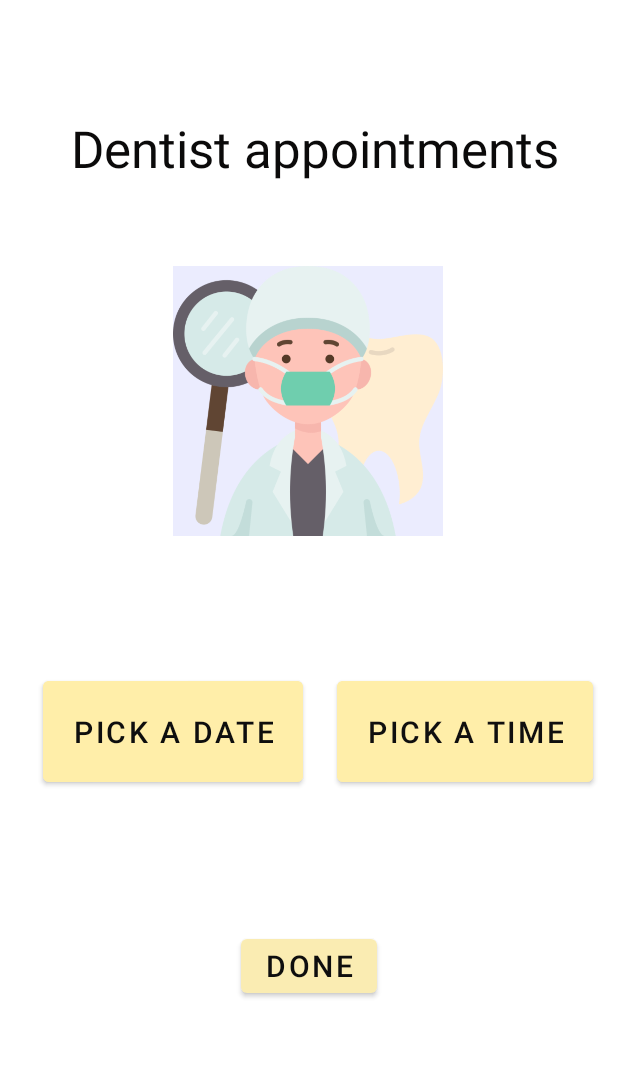
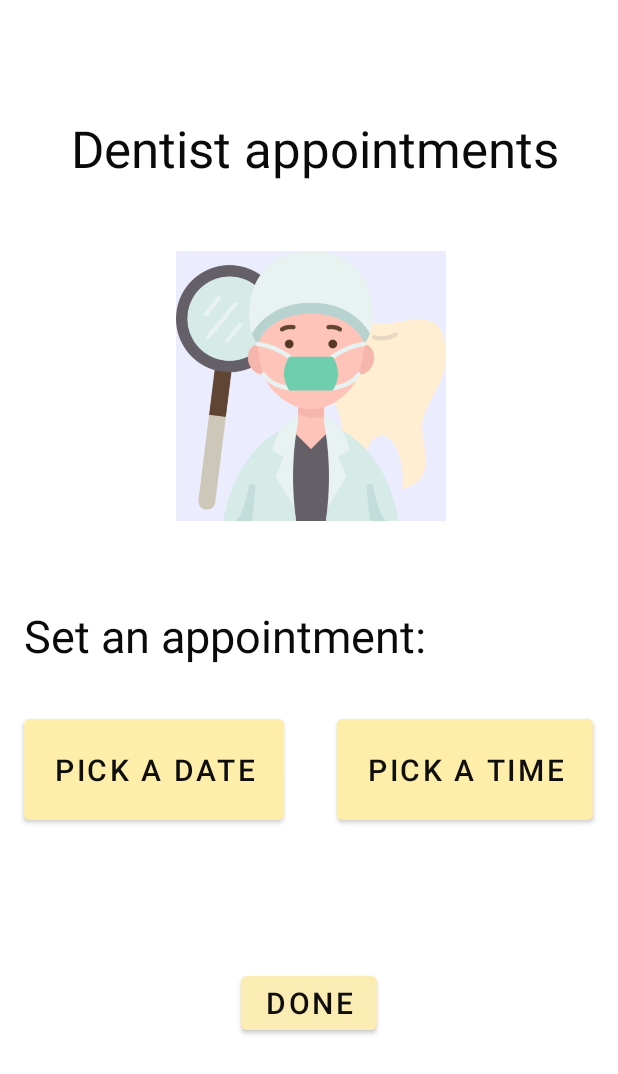
Before and after one commit to GhaidYahya/RitajX, an Android app: the dentist screen opened directly, with no data from a screen before it, on a phone screen of 412 x 824 dp. Shown: the top 1074 px of the screen. Run offline under Robolectric (Android 15) with nearby library versions, the phone set to English and light mode, and no system bars.

Commit message:
Salam Daoud

```diff
--- a/app/src/main/res/layout/activity_dentist.xml
+++ b/app/src/main/res/layout/activity_dentist.xml
@@ -5,18 +5,6 @@
     android:layout_width="match_parent"
     android:layout_height="match_parent"
     tools:context=".dentist">
-
-    <TextView
-        android:id="@+id/showText"
-        android:layout_width="wrap_content"
-        android:layout_height="wrap_content"
-        android:textSize="24sp"
-        app:layout_constraintBottom_toBottomOf="parent"
-        app:layout_constraintEnd_toEndOf="parent"
-        app:layout_constraintHorizontal_bias="0.279"
-        app:layout_constraintStart_toStartOf="parent"
-        app:layout_constraintTop_toTopOf="parent"
-        app:layout_constraintVertical_bias="0.706" />
 
     <ImageView
         android:id="@+id/imageView"
@@ -28,10 +16,10 @@
         android:src="@drawable/dentist"
         app:layout_constraintBottom_toBottomOf="parent"
         app:layout_constraintEnd_toEndOf="parent"
-        app:layout_constraintHorizontal_bias="0.321"
+        app:layout_constraintHorizontal_bias="0.333"
         app:layout_constraintStart_toStartOf="parent"
         app:layout_constraintTop_toTopOf="parent"
-        app:layout_constraintVertical_bias="0.257" />
+        app:layout_constraintVertical_bias="0.241" />
 
     <Button
         android:id="@+id/buttonDate2"
@@ -44,10 +32,10 @@
         android:textSize="20sp"
         app:layout_constraintBottom_toBottomOf="parent"
         app:layout_constraintEnd_toEndOf="parent"
-        app:layout_constraintHorizontal_bias="0.119"
+        app:layout_constraintHorizontal_bias="0.068"
         app:layout_constraintStart_toStartOf="parent"
         app:layout_constraintTop_toTopOf="parent"
-        app:layout_constraintVertical_bias="0.602" />
+        app:layout_constraintVertical_bias="0.636" />
 
     <Button
         android:id="@+id/buttonTime2"
@@ -63,19 +51,20 @@
         app:layout_constraintHorizontal_bias="0.932"
         app:layout_constraintStart_toStartOf="parent"
         app:layout_constraintTop_toTopOf="parent"
-        app:layout_constraintVertical_bias="0.602" />
+        app:layout_constraintVertical_bias="0.636" />
 
     <TextView
         android:id="@+id/showText2"
         android:layout_width="wrap_content"
         android:layout_height="wrap_content"
+        android:textColor="#0C0B0B"
         android:textSize="24sp"
         app:layout_constraintBottom_toBottomOf="parent"
         app:layout_constraintEnd_toEndOf="parent"
-        app:layout_constraintHorizontal_bias="0.749"
+        app:layout_constraintHorizontal_bias="0.498"
         app:layout_constraintStart_toStartOf="parent"
         app:layout_constraintTop_toTopOf="parent"
-        app:layout_constraintVertical_bias="0.706" />
+        app:layout_constraintVertical_bias="0.739" />
 
     <TextView
         android:id="@+id/textView10"
@@ -92,7 +81,7 @@
         app:layout_constraintVertical_bias="0.098" />
 
     <Button
-        android:id="@+id/button4"
+        android:id="@+id/done"
         android:layout_width="wrap_content"
         android:layout_height="wrap_content"
         android:text="Done"
@@ -102,6 +91,20 @@
         app:layout_constraintEnd_toEndOf="parent"
         app:layout_constraintStart_toStartOf="parent"
         app:layout_constraintTop_toTopOf="parent"
-        app:layout_constraintVertical_bias="0.799" />
+        app:layout_constraintVertical_bias="0.831" />
+
+    <TextView
+        android:id="@+id/textView29"
+        android:layout_width="wrap_content"
+        android:layout_height="wrap_content"
+        android:text="Set an appointment:"
+        android:textColor="#0B0A0A"
+        android:textSize="30sp"
+        app:layout_constraintBottom_toBottomOf="parent"
+        app:layout_constraintEnd_toEndOf="parent"
+        app:layout_constraintHorizontal_bias="0.112"
+        app:layout_constraintStart_toStartOf="parent"
+        app:layout_constraintTop_toTopOf="parent"
+        app:layout_constraintVertical_bias="0.515" />
 
 </androidx.constraintlayout.widget.ConstraintLayout>
```
Also changed, not shown: app/src/main/java/com/example/ritajx/clinic.java (+10 -0 lines), app/src/main/java/com/example/ritajx/dentist.java (+152 -9 lines), app/src/main/java/com/example/ritajx/doctor.java (+183 -7 lines), app/src/main/res/layout/activity_doctor.xml (+22 -20 lines).
